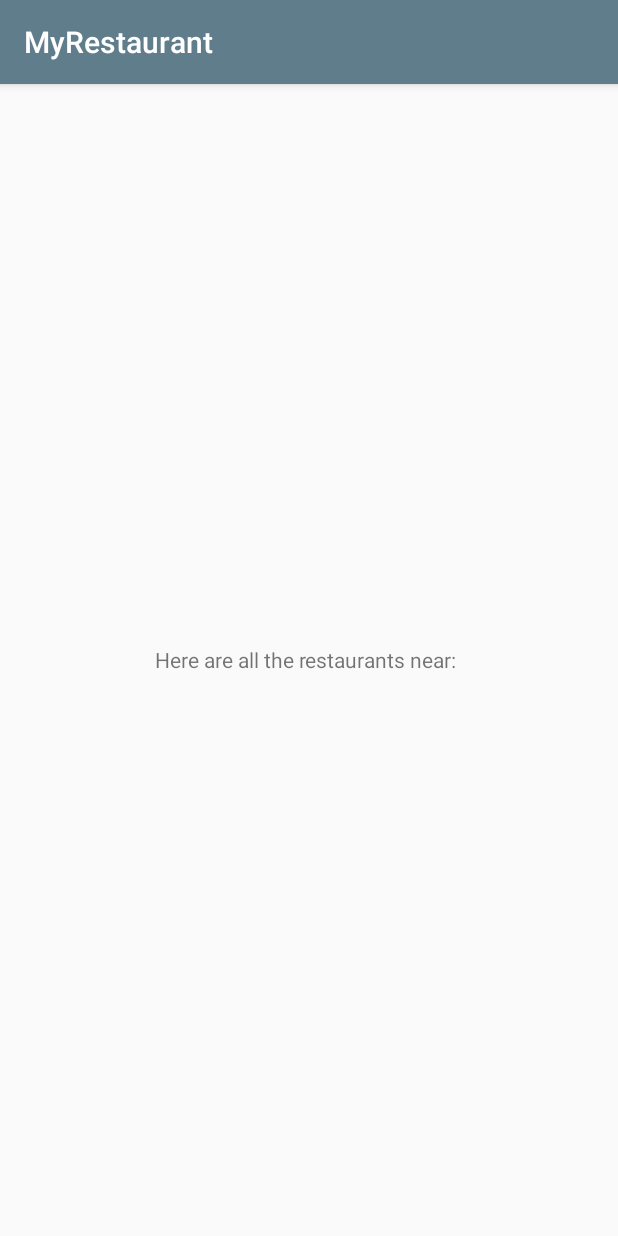
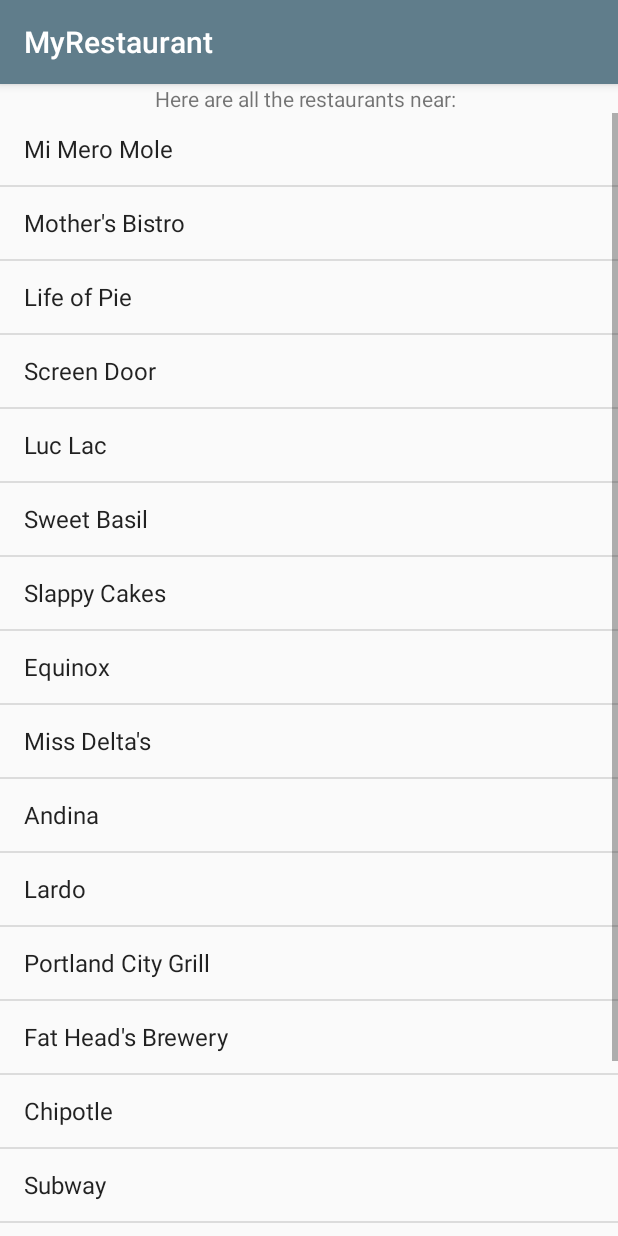
Before and after one commit to warnock/android-restaurant-app, an Android app: the screen it shows after launch (RestaurantsActivity), after a tap on "FIND RESTAURANTS", on a phone screen of 412 x 824 dp. Run offline under Robolectric (Android 15) with nearby library versions, the phone set to English and light mode, and no system bars.

Commit message:
add array adapter with hardcoded list of restaurants

```diff
--- a/app/src/main/java/com/example/guest/myrestaurant/RestaurantsActivity.java
+++ b/app/src/main/java/com/example/guest/myrestaurant/RestaurantsActivity.java
@@ -3,16 +3,30 @@ package com.example.guest.myrestaurant;
 import android.content.Intent;
 import android.support.v7.app.AppCompatActivity;
 import android.os.Bundle;
+import android.widget.ArrayAdapter;
+import android.widget.ListView;
 import android.widget.TextView;
 
 public class RestaurantsActivity extends AppCompatActivity {
     private TextView mLocationTextView;
+    private ListView mListView;
+    private String[] restaurants = new String[] {"Mi Mero Mole", "Mother's Bistro",
+            "Life of Pie", "Screen Door", "Luc Lac", "Sweet Basil",
+            "Slappy Cakes", "Equinox", "Miss Delta's", "Andina",
+            "Lardo", "Portland City Grill", "Fat Head's Brewery",
+            "Chipotle", "Subway", "Tasty 'n' Alder", "Byways", "Batter"};
 
     @Override
     protected void onCreate(Bundle savedInstanceState) {
         super.onCreate(savedInstanceState);
         setContentView(R.layout.activity_restaurants);
+
         mLocationTextView = (TextView) findViewById(R.id.locationTextView);
+        mListView = (ListView) findViewById(R.id.listView);
+
+        ArrayAdapter adapter = new ArrayAdapter(this, android.R.layout.simple_list_item_1, restaurants);
+        mListView.setAdapter(adapter);
+
         Intent intent = getIntent();
         String location = intent.getStringExtra("location");
         mLocationTextView.setText("Here are all the restaurants near: " + location);
--- a/app/src/main/res/layout/activity_restaurants.xml
+++ b/app/src/main/res/layout/activity_restaurants.xml
@@ -6,12 +6,20 @@
     android:layout_height="match_parent"
     tools:context="com.example.guest.myrestaurant.RestaurantsActivity">
 
+    <ListView
+        android:layout_width="match_parent"
+        android:layout_height="wrap_content"
+        android:id="@+id/listView"
+        android:layout_below="@+id/locationTextView"
+        android:layout_alignParentRight="true"
+        android:layout_alignParentEnd="true" />
+
     <TextView
         android:layout_width="wrap_content"
         android:layout_height="wrap_content"
         android:text="Restaurants near "
         android:id="@+id/locationTextView"
-        android:layout_centerVertical="true"
+        android:layout_alignParentTop="true"
         android:layout_centerHorizontal="true" />
 
 </RelativeLayout>
```
